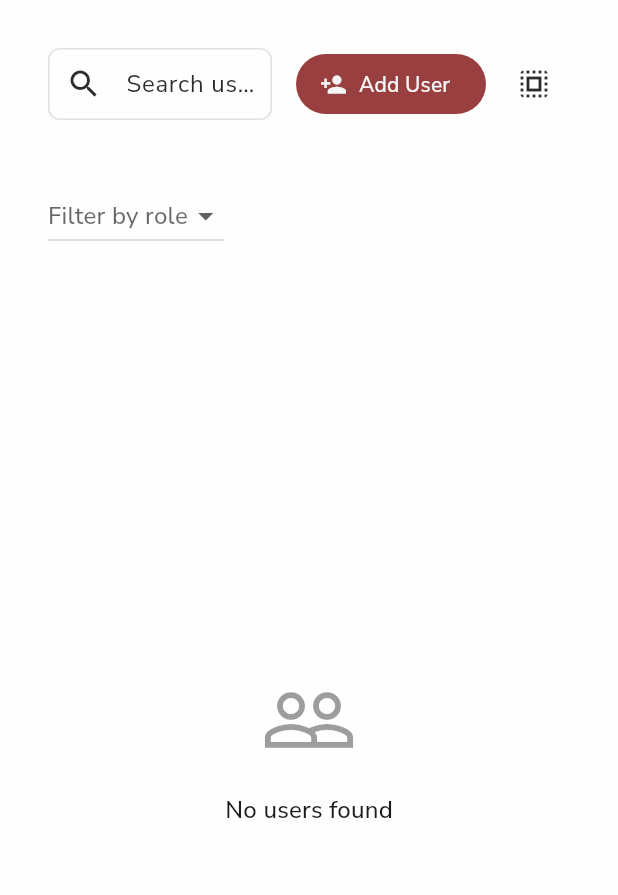
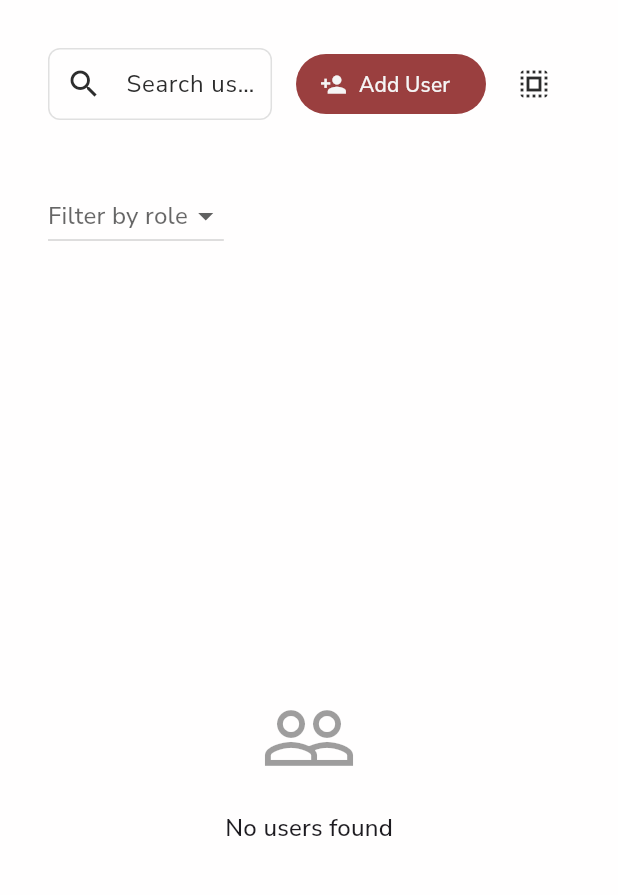
Before and after one commit to busingyeantho/city-view, a Flutter app: the _UsersAdminScreenContent screen opened directly, on a phone screen of 412 x 824 dp, the part 84-979 px from its top. Run offline on Flutter 3.47's test engine with Material 3 defaults, Android fonts, the phone set to English and light mode, and no system bars; our stand-ins replace cached_network_image, cloud_firestore, cloud_functions, firebase_auth, firebase_core, firebase_storage and 6 more; missing offline and left inert: dart:html, firebase_core_platform_interface, flutter_quill, seo_renderer, universal_html; accounts and stored records are empty.

Commit message:
modified user provider in admin folder under features and users_admin_screen_new.dart

```diff
--- a/lib/features/admin/users/screens/users_admin_screen_new.dart
+++ b/lib/features/admin/users/screens/users_admin_screen_new.dart
@@ -272,6 +272,22 @@ class _UsersAdminScreenContentState extends State<_UsersAdminScreenContent> {
       title: 'User Management',
       body: Consumer<UsersProvider>(
         builder: (context, provider, _) {
+          return LayoutBuilder(
+            builder: (context, constraints) {
+              final screenH = MediaQuery.of(context).size.height;
+              final maxH = constraints.hasBoundedHeight ? constraints.maxHeight : screenH;
+
+              // Rough estimates for static sections; adjust as needed
+              const headerAndFiltersEstimate = 200.0; // header + filters + spacing
+              final addUserFormEstimate = _showAddUserForm ? 360.0 : 0.0;
+              final errorBannerEstimate = (provider.error != null) ? 72.0 : 0.0;
+
+              final availableListHeight = (maxH
+                      - headerAndFiltersEstimate
+                      - addUserFormEstimate
+                      - errorBannerEstimate)
+                  .clamp(240.0, double.infinity);
+
               return Column(
                 crossAxisAlignment: CrossAxisAlignment.start,
                 children: [
@@ -325,13 +341,13 @@ class _UsersAdminScreenContentState extends State<_UsersAdminScreenContent> {
                         child: CircularProgressIndicator(),
                       ),
                     ),
-              // IMPORTANT: Avoid Expanded in a Column within a scrollable parent (unbounded height)
-              // Give the list a finite height so it can layout properly.
                   SizedBox(
-                height: 600, // TODO: optionally compute dynamically
+                    height: availableListHeight,
                     child: _buildUsersList(),
                   ),
                 ],
+              );
+            },
           );
         },
       ),
--- a/pubspec.yaml
+++ b/pubspec.yaml
@@ -48,6 +48,7 @@ dependencies:
   cached_network_image: ^3.4.1
   firebase_core: ^3.3.0
   firebase_auth: ^5.2.0
+  cloud_functions: ^5.1.4
   cloud_firestore: ^5.4.4
   firebase_storage: ^12.2.0
   photo_view: ^0.15.0
@@ -55,8 +56,6 @@ dependencies:
   uuid: ^4.3.3
   google_fonts: ^6.1.0
   logging: ^1.2.0
-  # Cloud Functions for Firebase (client)
-  cloud_functions: ^5.0.0
   intl: ^0.19.0
   http: ^1.2.2
   visibility_detector: ^0.4.0+2
```
Also changed, not shown: lib/features/admin/users/providers/users_provider.dart (+39 -21 lines), 1 other file. Lines whose indentation alone changed are shown as unchanged.
